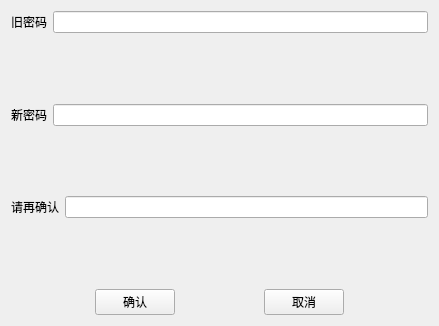
First picture: the form in AccountingSystem/changepasswork.ui, repository HuangXiaoFeng123/AccountingSystem, before the edit.
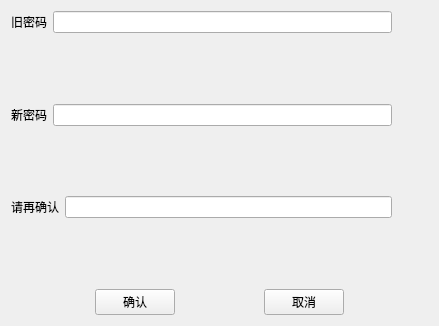
Second picture: the form after the edit.

```diff
--- a/AccountingSystem/changepasswork.ui
+++ b/AccountingSystem/changepasswork.ui
@@ -18,6 +18,9 @@
     <layout class="QVBoxLayout" name="verticalLayout">
      <item>
       <layout class="QHBoxLayout" name="horizontalLayout_2">
+       <property name="spacing">
+        <number>6</number>
+       </property>
        <item>
         <widget class="QLabel" name="label">
          <property name="text">
@@ -30,8 +33,33 @@
          <property name="text">
           <string/>
          </property>
-         <property name="echoMode">
-          <enum>QLineEdit::Password</enum>
+        </widget>
+       </item>
+       <item>
+        <widget class="QPushButton" name="ButtonOldeye">
+         <property name="minimumSize">
+          <size>
+           <width>30</width>
+           <height>20</height>
+          </size>
+         </property>
+         <property name="maximumSize">
+          <size>
+           <width>30</width>
+           <height>20</height>
+          </size>
+         </property>
+         <property name="styleSheet">
+          <string notr="true">background:transparent</string>
+         </property>
+         <property name="text">
+          <string/>
+         </property>
+         <property name="checkable">
+          <bool>false</bool>
+         </property>
+         <property name="flat">
+          <bool>true</bool>
          </property>
         </widget>
        </item>
@@ -64,8 +92,30 @@
          <property name="text">
           <string/>
          </property>
-         <property name="echoMode">
-          <enum>QLineEdit::Password</enum>
+        </widget>
+       </item>
+       <item>
+        <widget class="QPushButton" name="ButtonNeweye">
+         <property name="minimumSize">
+          <size>
+           <width>30</width>
+           <height>20</height>
+          </size>
+         </property>
+         <property name="maximumSize">
+          <size>
+           <width>30</width>
+           <height>20</height>
+          </size>
+         </property>
+         <property name="styleSheet">
+          <string notr="true">background:transparent</string>
+         </property>
+         <property name="text">
+          <string/>
+         </property>
+         <property name="flat">
+          <bool>true</bool>
          </property>
         </widget>
        </item>
@@ -98,8 +148,30 @@
          <property name="text">
           <string/>
          </property>
-         <property name="echoMode">
-          <enum>QLineEdit::Password</enum>
+        </widget>
+       </item>
+       <item>
+        <widget class="QPushButton" name="ButtonRepeateye">
+         <property name="minimumSize">
+          <size>
+           <width>30</width>
+           <height>20</height>
+          </size>
+         </property>
+         <property name="maximumSize">
+          <size>
+           <width>30</width>
+           <height>20</height>
+          </size>
+         </property>
+         <property name="styleSheet">
+          <string notr="true">background:transparent</string>
+         </property>
+         <property name="text">
+          <string/>
+         </property>
+         <property name="flat">
+          <bool>true</bool>
          </property>
         </widget>
        </item>
```
